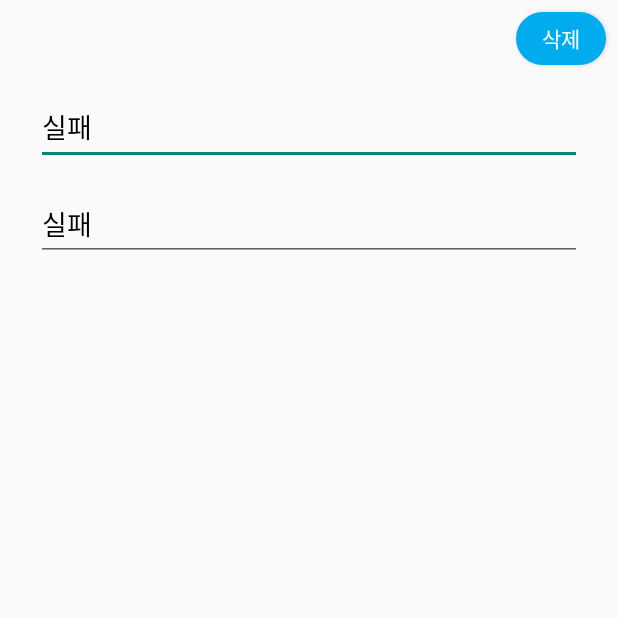
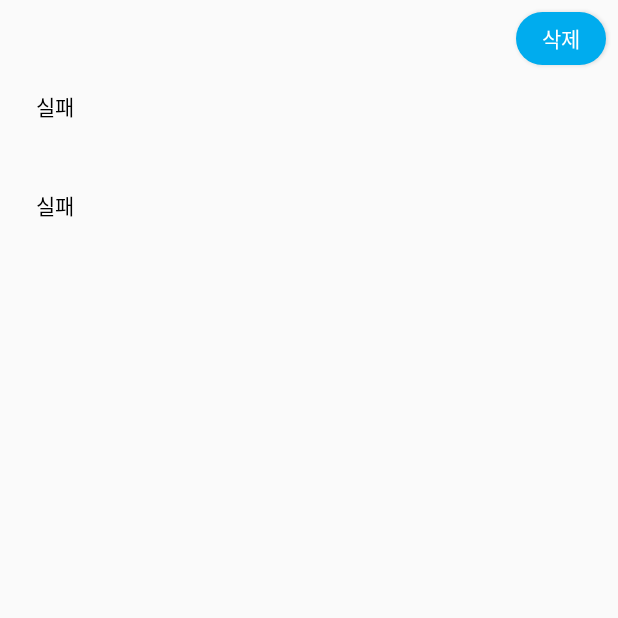
Before and after one commit to yeshforest/memoAndroid, an Android app: the DetailedMemo screen opened directly, with no data from a screen before it, on a phone screen of 412 x 824 dp, the top half of it. Run offline under Robolectric (Android 15) with nearby library versions, the phone set to English and light mode, and no system bars; our stand-ins replace Room's generated code.

Commit message:
[fix] change DetailedMemo edittext to textView

```diff
--- a/app/src/main/java/com/example/todolist/CustomAdapter.kt
+++ b/app/src/main/java/com/example/todolist/CustomAdapter.kt
@@ -67,8 +67,8 @@ class CustomAdapter(val mI:ArrayList<Memo>,val c:Context ) : RecyclerView.Adapte
 
             binding.item.setOnClickListener {
                 //item이 클릭되면 화면전환.
-                //전환 시 현재 memoItem을 넘겨줌
-                //삭제도 거기서 삭제
+                //전환 시 현재 memoItem을 넘겨줌,삭제
+
                 var curPos: Int = adapterPosition
                 var memoItem: Memo = memoItems.get(curPos)
 
--- a/app/src/main/res/layout/activity_detailed_memo.xml
+++ b/app/src/main/res/layout/activity_detailed_memo.xml
@@ -18,7 +18,7 @@
         app:layout_constraintEnd_toEndOf="parent"
         app:layout_constraintTop_toTopOf="parent" />
 
-    <EditText
+    <TextView
         android:id="@+id/et_title"
         android:layout_width="0dp"
         android:layout_height="50dp"
@@ -26,8 +26,6 @@
         android:layout_marginTop="60dp"
         android:layout_marginEnd="24dp"
         android:ems="10"
-        android:hint="제목"
-        android:inputType="textPersonName"
         android:maxLines="1"
         android:singleLine="true"
         android:textColor="#000000"
@@ -36,16 +34,13 @@
         app:layout_constraintStart_toStartOf="parent"
         app:layout_constraintTop_toTopOf="parent" />
 
-    <EditText
+    <TextView
         android:id="@+id/et_content"
         android:layout_width="0dp"
         android:layout_height="wrap_content"
         android:layout_marginStart="24dp"
         android:layout_marginTop="16dp"
         android:layout_marginEnd="24dp"
-        android:ems="10"
-        android:hint="내용을 입력하세요"
-        android:inputType="textMultiLine"
         android:textAlignment="textStart"
         android:textColor="#000000"
         android:textColorHint="#C6C6C6"
@@ -54,4 +49,6 @@
         app:layout_constraintStart_toStartOf="parent"
         app:layout_constraintTop_toBottomOf="@+id/et_title" />
 
+
+
 </androidx.constraintlayout.widget.ConstraintLayout>
```
